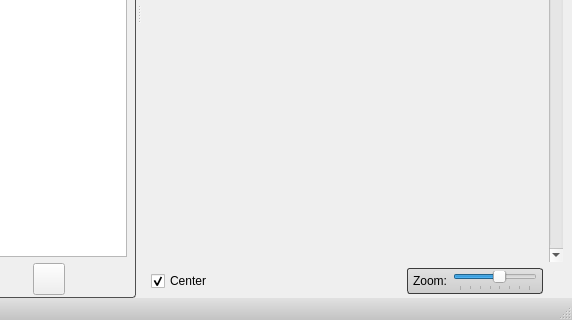
SCIInstitute/ShapeWorks, file src/Interface/ShapeWorksStudioApp.ui: the form before one commit; both pictures show x 208 to 780 and y 292 to 612 of the 780 by 612 pixel window.
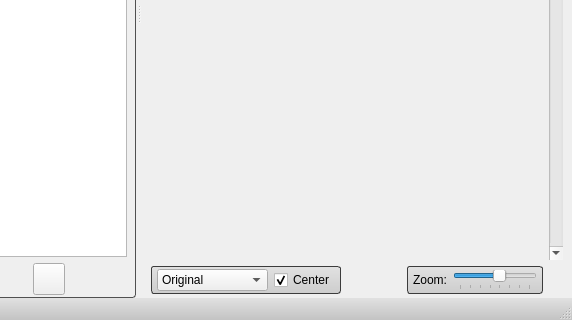
The form after the commit. Icons and pictures are not drawn. Custom widgets are drawn as their Qt base class.

Diff of the .ui file:
```diff
--- a/src/Interface/ShapeWorksStudioApp.ui
+++ b/src/Interface/ShapeWorksStudioApp.ui
@@ -42,9 +42,16 @@
 
 }
 
+
 QWidget#zoomWidget
 {
+background-color: qlineargradient(spread:pad, x1:0, y1:0, x2:0, y2:1, stop:0 rgba(225, 225, 225, 255), stop:1 rgba(205, 205, 205, 255));
+border: 1px solid rgb(60, 60, 60);
+border-radius: 3px;
+}
 
+QWidget#control_widget
+{
 background-color: qlineargradient(spread:pad, x1:0, y1:0, x2:0, y2:1, stop:0 rgba(225, 225, 225, 255), stop:1 rgba(205, 205, 205, 255));
 border: 1px solid rgb(60, 60, 60);
 border-radius: 3px;
@@ -82,13 +89,59 @@
     <item row="1" column="0">
      <layout class="QHBoxLayout" name="horizontalLayout" stretch="0,1,0">
       <item>
-       <widget class="QCheckBox" name="center_checkbox">
-        <property name="text">
-         <string>Center</string>
+       <widget class="QWidget" name="control_widget" native="true">
+        <property name="sizePolicy">
+         <sizepolicy hsizetype="Minimum" vsizetype="MinimumExpanding">
+          <horstretch>0</horstretch>
+          <verstretch>0</verstretch>
+         </sizepolicy>
         </property>
-        <property name="checked">
-         <bool>true</bool>
-        </property>
+        <layout class="QHBoxLayout" name="horizontalLayout_3">
+         <property name="spacing">
+          <number>6</number>
+         </property>
+         <property name="leftMargin">
+          <number>6</number>
+         </property>
+         <property name="topMargin">
+          <number>3</number>
+         </property>
+         <property name="rightMargin">
+          <number>6</number>
+         </property>
+         <property name="bottomMargin">
+          <number>3</number>
+         </property>
+         <item>
+          <widget class="QComboBox" name="view_mode_combobox">
+           <item>
+            <property name="text">
+             <string>Original</string>
+            </property>
+           </item>
+           <item>
+            <property name="text">
+             <string>Groomed</string>
+            </property>
+           </item>
+           <item>
+            <property name="text">
+             <string>Reconstruction</string>
+            </property>
+           </item>
+          </widget>
+         </item>
+         <item>
+          <widget class="QCheckBox" name="center_checkbox">
+           <property name="text">
+            <string>Center</string>
+           </property>
+           <property name="checked">
+            <bool>true</bool>
+           </property>
+          </widget>
+         </item>
+        </layout>
        </widget>
       </item>
       <item>
```
